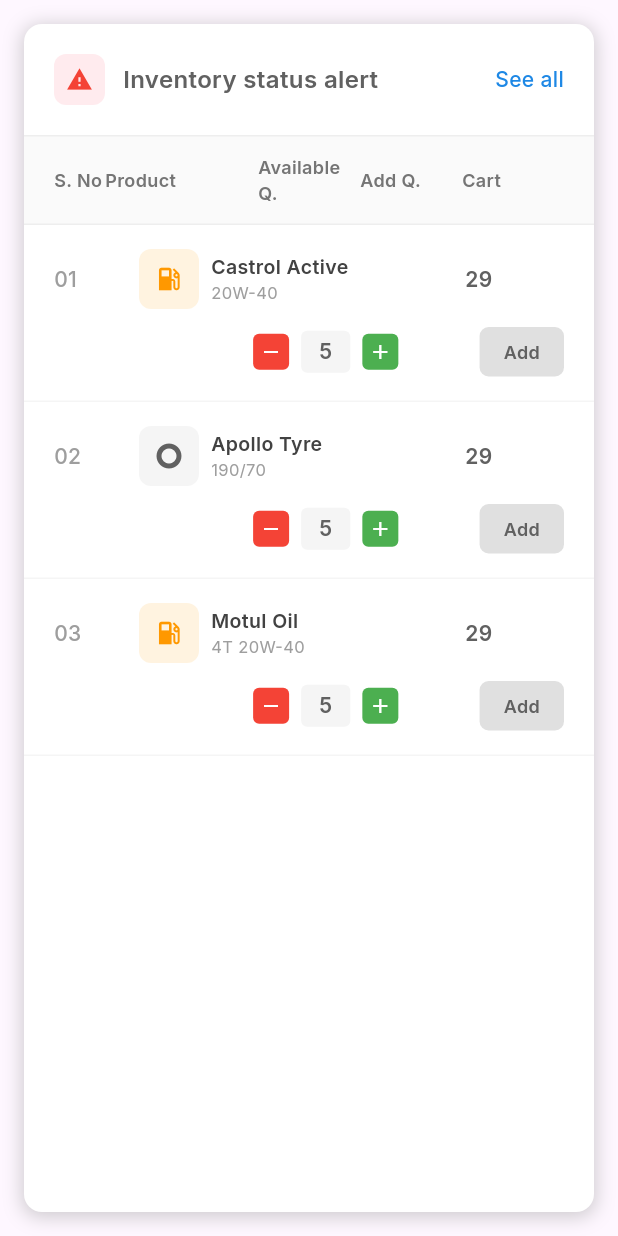
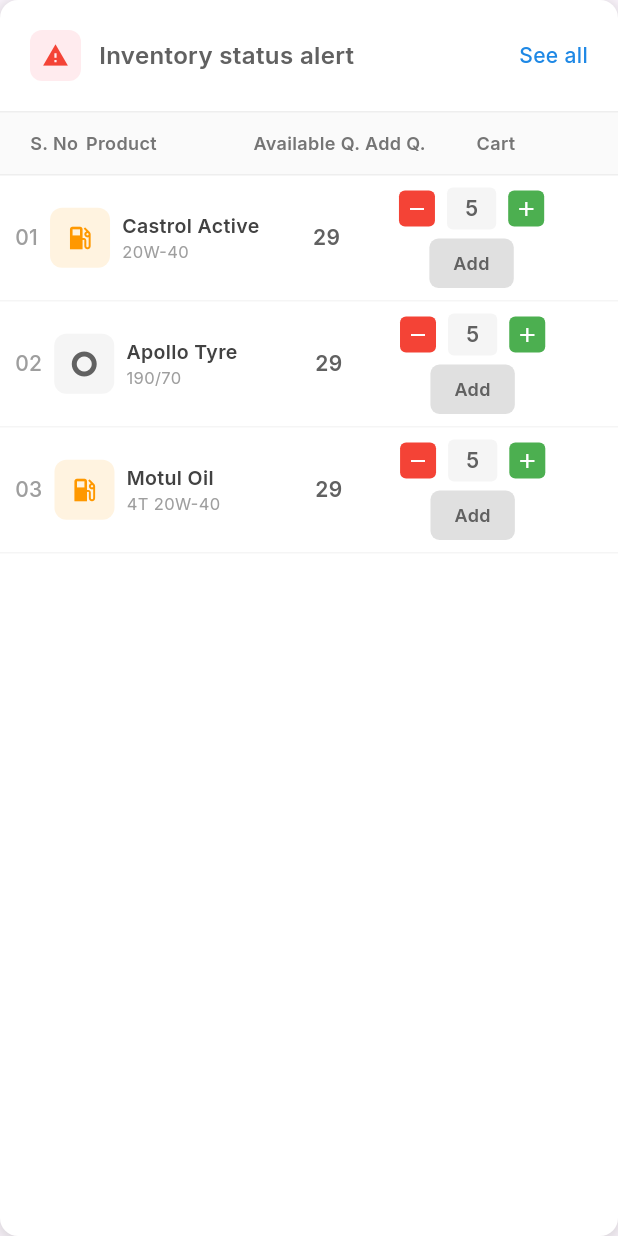
Before and after one commit to Intezar-Dev-7/TorqueUp, a Flutter app: the InventoryStatusTable widget shown alone on an empty page, opened directly, on a phone screen of 412 x 824 dp. Run offline on Flutter 3.47's test engine with Material 3 defaults, Android fonts, the phone set to English and light mode, and no system bars; our stand-ins replace easy_sidemenu, fl_chart, google_fonts, iconsax.

Commit message:
inventory status alerts table responsive work is done and some small fixes in dashboard screen

```diff
--- a/frontend/lib/features/auth/screens/login_screen.dart
+++ b/frontend/lib/features/auth/screens/login_screen.dart
@@ -3,7 +3,8 @@
 import 'package:frontend/common/widgets/custom_textfield.dart';
 import 'package:frontend/features/auth/screens/signup_screen.dart';
 import 'package:frontend/features/auth/widgets/forgot_password_screen.dart';
-import 'package:frontend/features/receptionist/receptionist_main.dart';
+
+import '../../receptionist/widgets/layout/receptionist_main.dart';
 
 class LoginScreen extends StatefulWidget {
   const LoginScreen({super.key});
--- a/frontend/lib/features/receptionist/Dashboard/widgets/inventory_status_alert_table.dart
+++ b/frontend/lib/features/receptionist/Dashboard/widgets/inventory_status_alert_table.dart
@@ -9,11 +9,9 @@
 }
 
 class _InventoryStatusTableState extends State<InventoryStatusTable> {
-
   @override
   Widget build(BuildContext context) {
     return Container(
-      margin: EdgeInsets.all(16),
       decoration: BoxDecoration(
         color: Colors.white,
         borderRadius: BorderRadius.circular(12),
@@ -28,11 +26,7 @@
       ),
       child: Column(
         crossAxisAlignment: CrossAxisAlignment.start,
-        children: [
-          _buildHeader(),
-          _buildTableHeader(),
-          _buildInventoryList(),
-        ],
+        children: [_buildHeader(), _buildTableHeader(), _buildInventoryList()],
       ),
     );
   }
@@ -48,22 +42,20 @@
               color: Colors.red[50],
               borderRadius: BorderRadius.circular(8),
             ),
-            child: Icon(
-              Icons.warning,
-              color: Colors.red,
-              size: 18,
-            ),
+            child: Icon(Icons.warning, color: Colors.red, size: 18),
           ),
           SizedBox(width: 12),
-          Text(
+          Expanded(
+            child: Text(
               "Inventory status alert",
               style: TextStyle(
                 fontSize: 16,
                 fontWeight: FontWeight.w600,
                 color: Colors.grey[700],
+                overflow: TextOverflow.ellipsis,
               ),
             ),
-          Spacer(),
+          ),
           GestureDetector(
             onTap: () {
               // Handle see all action
@@ -147,14 +139,9 @@
 
   Widget _buildInventoryRow(InventoryItem item, int index) {
     return Container(
-      padding: EdgeInsets.symmetric(horizontal: 20, vertical: 16),
+      padding: EdgeInsets.symmetric(horizontal: 10, vertical: 8),
       decoration: BoxDecoration(
-        border: Border(
-          bottom: BorderSide(
-            color: Colors.grey[100]!,
-            width: 1,
-          ),
-        ),
+        border: Border(bottom: BorderSide(color: Colors.grey[100]!, width: 1)),
       ),
       child: LayoutBuilder(
         builder: (context, constraints) {
@@ -207,10 +194,7 @@
                   SizedBox(height: 2),
                   Text(
                     item.productCode,
-                    style: TextStyle(
-                      fontSize: 12,
-                      color: Colors.grey[500],
-                    ),
+                    style: TextStyle(fontSize: 12, color: Colors.grey[500]),
                   ),
                 ],
               ),
@@ -233,29 +217,20 @@
         ),
 
         // Add Quantity Controls
-        Expanded(
-          flex: 2,
-          child: _buildQuantityControls(item),
-        ),
+        Expanded(flex: 2, child: _buildQuantityControls(item)),
 
         // Add to Cart Button
-        Expanded(
-          flex: 2,
-          child: _buildAddButton(),
-        ),
+        Expanded(flex: 2, child: _buildAddButton()),
       ],
     );
   }
 
   Widget _buildCompactRow(InventoryItem item) {
-    return Column(
-      children: [
-        Row(
+    return Row(
+      mainAxisAlignment: MainAxisAlignment.spaceBetween,
       children: [
         // Serial Number
-            Expanded(
-              flex: 1,
-              child: Text(
+        Text(
           item.serialNo,
           style: TextStyle(
             fontSize: 14,
@@ -263,12 +238,14 @@
             fontWeight: FontWeight.w500,
           ),
         ),
+        SizedBox(
+          width: 8,
         ),
-
         // Product Info
         Expanded(
-              flex: 3,
           child: Row(
+            mainAxisAlignment: MainAxisAlignment.start,
+            crossAxisAlignment: CrossAxisAlignment.center,
             children: [
               _buildProductIcon(item.productType),
               SizedBox(width: 8),
@@ -301,9 +278,7 @@
         ),
 
         // Available Quantity
-            Expanded(
-              flex: 2,
-              child: Text(
+        Text(
           item.availableQuantity.toString(),
           style: TextStyle(
             fontSize: 14,
@@ -312,22 +287,16 @@
           ),
           textAlign: TextAlign.center,
         ),
-            ),
-          ],
-        ),
-        SizedBox(height: 12),
-        Row(
+        Expanded(
+          child: Column(
             children: [
-            Spacer(),
               // Add Quantity Controls
-            Expanded(
-              flex: 2,
-              child: _buildQuantityControls(item),
-            ),
-            SizedBox(width: 12),
+              _buildQuantityControls(item),
+              SizedBox(height: 6,),
               // Add to Cart Button
               _buildAddButton(),
             ],
+          ),
         ),
       ],
     );
@@ -358,11 +327,7 @@
         color: backgroundColor,
         borderRadius: BorderRadius.circular(8),
       ),
-      child: Icon(
-        iconData,
-        color: iconColor,
-        size: 20,
-      ),
+      child: Icon(iconData, color: iconColor, size: 20),
     );
   }
 
@@ -425,11 +390,7 @@
           color: color,
           borderRadius: BorderRadius.circular(4),
         ),
-        child: Icon(
-          icon,
-          color: Colors.white,
-          size: 16,
-        ),
+        child: Icon(icon, color: Colors.white, size: 16),
       ),
     );
   }
--- a/frontend/lib/main.dart
+++ b/frontend/lib/main.dart
@@ -1,6 +1,7 @@
 import 'package:flutter/material.dart';
-import 'package:frontend/features/receptionist/receptionist_main.dart';
 import 'package:google_fonts/google_fonts.dart';
+
+import 'features/receptionist/widgets/layout/receptionist_main.dart';
 
 void main() {
   runApp(MyApp());
```
Also changed, not shown: frontend/lib/features/receptionist/Dashboard/screens/dashboard_screen.dart (+2 -11 lines), frontend/lib/features/receptionist/Dashboard/widgets/dashboard_tables.dart (+64 -25 lines), frontend/lib/features/receptionist/Dashboard/widgets/mechanics_availability_table.dart (+20 -9 lines), frontend/lib/features/receptionist/Dashboard/widgets/todays_appointment_table.dart (+39 -29 lines), frontend/lib/features/receptionist/widgets/layout/receptionist_main.dart (renamed from frontend/lib/features/receptionist/receptionist_main.dart, +4 -4 lines), frontend/lib/features/receptionist/widgets/layout/receptionist_scaffold.dart (renamed from frontend/lib/features/receptionist/layout/receptionist_scaffold.dart, +4 -3 lines), frontend/lib/features/receptionist/widgets/side_nav_bar.dart (+37 -7 lines). Lines whose indentation alone changed are shown as unchanged.
